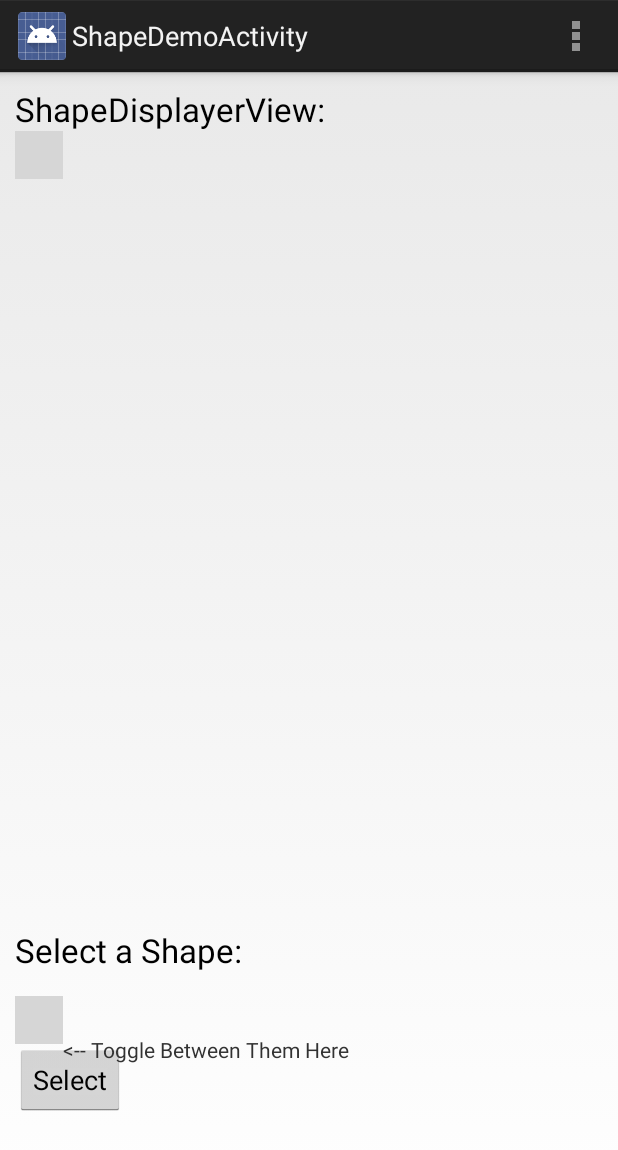
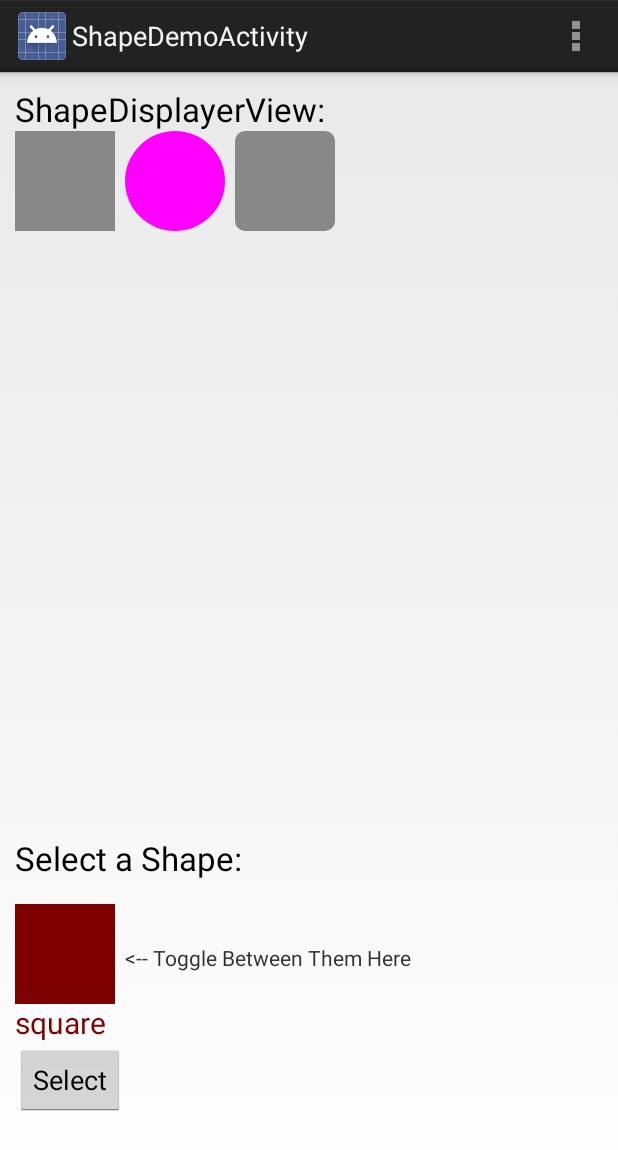
Before and after one commit to AriasaProp/MyOwn, an Android app: the ShapeDemoActivity screen opened directly, with no data from a screen before it, on a phone screen of 412 x 824 dp. Shown: the top 1150 px of the screen. Run offline under Robolectric (Android 15) with nearby library versions, the phone set to English and light mode, and no system bars; grey boxes are pictures that could not be loaded.

```diff
--- a/src/main/res/layout/activity_drawing.xml
+++ b/src/main/res/layout/activity_drawing.xml
@@ -8,7 +8,7 @@
     android:paddingTop="@dimen/activity_vertical_margin"
     tools:context=".DrawingActivity" >
 
-    <com.codepath.example.customviewdemo.views.SimpleDrawingView
+    <com.ariasaproject.myown.views.SimpleDrawingView
         android:id="@+id/simpleDrawingView1"
         android:layout_width="wrap_content"
         android:layout_height="wrap_content"
--- a/src/main/res/layout/activity_main.xml
+++ b/src/main/res/layout/activity_main.xml
@@ -1,6 +1,6 @@
 <RelativeLayout xmlns:android="http://schemas.android.com/apk/res/android"
     xmlns:tools="http://schemas.android.com/tools"
-    xmlns:app="http://schemas.android.com/apk/res/com.codepath.example.customviewdemo"
+    xmlns:app="http://schemas.android.com/apk/res/com.ariasaproject.myown"
     android:layout_width="match_parent"
     android:layout_height="match_parent" >
 
--- a/src/main/res/layout/activity_shape_demo.xml
+++ b/src/main/res/layout/activity_shape_demo.xml
@@ -1,6 +1,6 @@
 <RelativeLayout xmlns:android="http://schemas.android.com/apk/res/android"
    xmlns:tools="http://schemas.android.com/tools"
-    xmlns:app="http://schemas.android.com/apk/res/com.codepath.example.customviewdemo"
+    xmlns:app="http://schemas.android.com/apk/res/com.ariasaproject.myown"
     android:paddingLeft="10dp"
     android:paddingTop="10dp"
     android:layout_width="match_parent"
@@ -15,7 +15,7 @@
         android:layout_marginBottom="80dp"
         android:text="Select" />
 
-    <com.codepath.example.customviewdemo.views.ShapeSelectorView
+    <com.ariasaproject.myown.views.ShapeSelectorView
         android:id="@+id/shapeSelector"
         android:layout_width="wrap_content"
         android:layout_height="wrap_content"
@@ -51,7 +51,7 @@
         android:text="ShapeDisplayerView:"
         android:textAppearance="?android:attr/textAppearanceLarge" />
 
-    <com.codepath.example.customviewdemo.views.ShapeDisplayerView
+    <com.ariasaproject.myown.views.ShapeDisplayerView
         android:id="@+id/shapeDisplayerView1"
         android:layout_width="wrap_content"
         android:layout_height="wrap_content"
```
